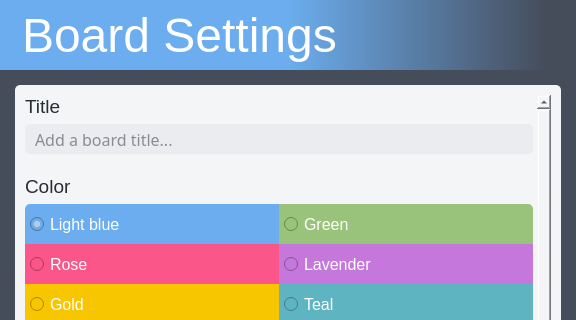
Old version of the form src/eisenban/ui/board_settings.ui in the repository clockworksspheres/eisenban; both pictures show x 0 to 576 and y 0 to 320 of the 576 by 678 pixel window.
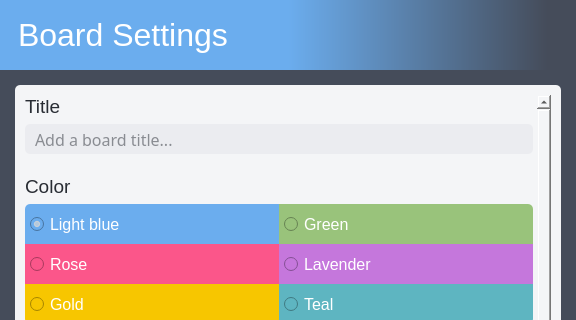
New version of the form. Icons and pictures are not drawn.

```diff
--- a/src/eisenban/ui/board_settings.ui
+++ b/src/eisenban/ui/board_settings.ui
@@ -66,7 +66,7 @@
       <property name="font">
        <font>
         <family>Arimo</family>
-        <pointsize>36</pointsize>
+        <pointsize>24</pointsize>
        </font>
       </property>
       <property name="styleSheet">
```
Left out of the diff: 2 changed lines with no effect on the pictures.
